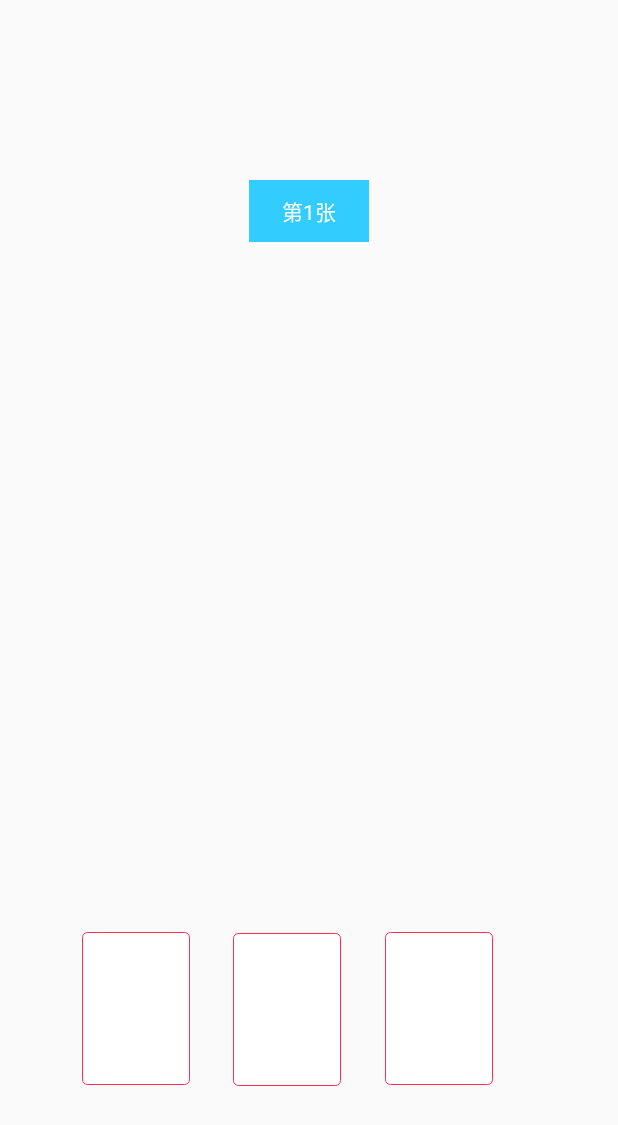
After one commit to solochen/tarot-card, an Android app: the layout layout_selection_view.xml on its own in the app's theme, with its tools: preview values and no code run, on a phone screen of 412 x 824 dp. The commit adds this screen. Shown: the top 1125 px of the screen. Run offline under Robolectric (Android 15) with nearby library versions, the phone set to English and light mode, and no system bars.

Commit message:
塔罗翻转动效

```diff
--- a/app/src/main/java/com/taluo/app/CardLocation.java
+++ b/app/src/main/java/com/taluo/app/CardXLocation.java
@@ -4,7 +4,7 @@ package com.taluo.app;
  * Created by chenshaolong on 2019/6/24.
  */
 
-public class CardLocation {
+public class CardXLocation {
     public int startX = 0;
     public int endX = 0;
 }
--- a/app/src/main/java/com/taluo/app/TarotAnimSwitchActivity.java
+++ b/app/src/main/java/com/taluo/app/TarotAnimSwitchActivity.java
@@ -11,6 +11,7 @@ import android.widget.Button;
 import android.widget.FrameLayout;
 
 import com.taluo.app.custom.AnimHelper;
+import com.taluo.app.widget.TarotSelectionView;
 
 public class TarotAnimSwitchActivity extends Activity {
 
@@ -31,6 +32,7 @@ public class TarotAnimSwitchActivity extends Activity {
     View mCardView9;
     View mCardView10;
 
+    TarotSelectionView mTarotSelectionView;
 
     @Override
     protected void onCreate(Bundle savedInstanceState) {
@@ -59,6 +61,8 @@ public class TarotAnimSwitchActivity extends Activity {
         mCardView8 = findViewById(R.id.view_card8);
         mCardView9 = findViewById(R.id.view_card9);
         mCardView10 = findViewById(R.id.view_card10);
+
+        mTarotSelectionView = findViewById(R.id.tarot_selection_view);
 
     }
 
--- a/app/src/main/java/com/taluo/app/widget/MuScrollView.java
+++ b/app/src/main/java/com/taluo/app/widget/SlideScrollView.java
@@ -9,20 +9,20 @@ import android.widget.HorizontalScrollView;
  * Created by chenshaolong on 2019/6/24.
  */
 
-public class MuScrollView extends HorizontalScrollView {
+public class SlideScrollView extends HorizontalScrollView {
 
-    private boolean isSlide = true;
+    private boolean isSlide = true;  //控制是否滚动
     OnScrollListener mListener;
 
-    public MuScrollView(Context context) {
+    public SlideScrollView(Context context) {
         super(context);
     }
 
-    public MuScrollView(Context context, AttributeSet attrs) {
+    public SlideScrollView(Context context, AttributeSet attrs) {
         super(context, attrs);
     }
 
-    public MuScrollView(Context context, AttributeSet attrs, int defStyleAttr) {
+    public SlideScrollView(Context context, AttributeSet attrs, int defStyleAttr) {
         super(context, attrs, defStyleAttr);
     }
 
@@ -30,7 +30,7 @@ public class MuScrollView extends HorizontalScrollView {
         void onScroll(int scrollX, int scrollY, int oldX, int oldY);
     }
 
-    public void setListener(OnScrollListener listener) {
+    public void setScrollChangedListener(OnScrollListener listener) {
         mListener = listener;
     }
 
--- /dev/null
+++ b/app/src/main/res/drawable/bg_conner.xml
@@ -0,0 +1,6 @@
+<?xml version="1.0" encoding="utf-8"?>
+<shape xmlns:android="http://schemas.android.com/apk/res/android">
+    <corners android:radius="3dp" />
+    <solid android:color="#FFF" />
+    <stroke android:width="0.5dp" android:color="#FF2D55" />
+</shape>
--- /dev/null
+++ b/app/src/main/res/layout/layout_selection_view.xml
@@ -0,0 +1,105 @@
+<?xml version="1.0" encoding="utf-8"?>
+<android.support.constraint.ConstraintLayout xmlns:android="http://schemas.android.com/apk/res/android"
+    xmlns:app="http://schemas.android.com/apk/res-auto"
+    xmlns:tools="http://schemas.android.com/tools"
+    android:layout_width="match_parent"
+    android:layout_height="match_parent">
+
+    <TextView
+        android:id="@+id/tv_selection"
+        android:layout_width="80dp"
+        android:layout_height="wrap_content"
+        android:background="#33ccff"
+        android:gravity="center"
+        android:padding="10dp"
+        android:text="第1张"
+        android:textColor="#FFF"
+        app:layout_constraintLeft_toLeftOf="parent"
+        app:layout_constraintRight_toRightOf="parent"
+        app:layout_constraintTop_toBottomOf="@+id/scrollView" />
+
+    <ImageView
+        android:id="@+id/first_image_border"
+        android:layout_width="72dp"
+        android:layout_height="102dp"
+        android:layout_marginRight="30dp"
+        android:background="@drawable/bg_conner"
+        app:layout_constraintBottom_toBottomOf="@+id/second_open_image"
+        app:layout_constraintRight_toLeftOf="@+id/second_open_image" />
+
+    <ImageView
+        android:id="@+id/second_image_border"
+        android:layout_width="72dp"
+        android:layout_height="102dp"
+        android:layout_marginBottom="100dp"
+        android:layout_marginRight="30dp"
+        android:background="@drawable/bg_conner"
+        app:layout_constraintBottom_toBottomOf="parent"
+        app:layout_constraintLeft_toLeftOf="parent"
+        app:layout_constraintRight_toRightOf="parent" />
+
+    <ImageView
+        android:id="@+id/third_image_border"
+        android:layout_width="72dp"
+        android:layout_height="102dp"
+        android:layout_marginLeft="30dp"
+        android:background="@drawable/bg_conner"
+        app:layout_constraintBottom_toBottomOf="@+id/second_open_image"
+        app:layout_constraintLeft_toRightOf="@+id/second_open_image" />
+
+    <ImageView
+        android:id="@+id/first_open_image"
+        android:layout_width="70dp"
+        android:layout_height="100dp"
+        android:background="#3cf"
+        android:visibility="invisible"
+        app:layout_constraintBottom_toBottomOf="@+id/first_image_border"
+        app:layout_constraintLeft_toLeftOf="@+id/first_image_border"
+        app:layout_constraintRight_toRightOf="@+id/first_image_border"
+        app:layout_constraintTop_toTopOf="@+id/first_image_border" />
+
+    <ImageView
+        android:id="@+id/second_open_image"
+        android:layout_width="70dp"
+        android:layout_height="100dp"
+        android:background="#3cf"
+        android:visibility="invisible"
+        app:layout_constraintBottom_toBottomOf="@+id/second_image_border"
+        app:layout_constraintLeft_toLeftOf="@+id/second_image_border"
+        app:layout_constraintRight_toRightOf="@+id/second_image_border"
+        app:layout_constraintTop_toTopOf="@+id/second_image_border" />
+
+
+    <ImageView
+        android:id="@+id/third_open_image"
+        android:layout_width="70dp"
+        android:layout_height="100dp"
+        android:background="#3cf"
+        android:visibility="invisible"
+        app:layout_constraintBottom_toBottomOf="@+id/third_image_border"
+        app:layout_constraintLeft_toLeftOf="@+id/third_image_border"
+        app:layout_constraintRight_toRightOf="@+id/third_image_border"
+        app:layout_constraintTop_toTopOf="@+id/third_image_border" />
+
+    <com.taluo.app.widget.SlideScrollView
+        android:id="@+id/scrollView"
+        android:layout_width="match_parent"
+        android:layout_height="120dp"
+        android:fadingEdge="none"
+        android:overScrollMode="never"
+        android:scrollbars="none"
+        app:layout_constraintTop_toTopOf="parent">
+
+        <FrameLayout
+            android:id="@+id/container"
+            android:layout_width="match_parent"
+            android:layout_height="match_parent" />
+    </com.taluo.app.widget.SlideScrollView>
+
+    <ImageView
+        android:id="@+id/iv_translate"
+        android:layout_width="70dp"
+        android:layout_height="100dp"
+        android:src="@mipmap/tarot"
+        android:visibility="gone" />
+</android.support.constraint.ConstraintLayout>
```
Also changed, not shown: app/src/main/java/com/taluo/app/widget/HoniView.java (deleted, +0 -232 lines), app/src/main/java/com/taluo/app/widget/TarotSelectionView.java (added, +269 -0 lines), app/src/main/res/animator/tarot_rotate_dismiss.xml (added, +17 -0 lines), app/src/main/res/animator/tarot_rotate_display.xml (added, +25 -0 lines), app/src/main/res/layout/activity_tarot_switch.xml (+5 -3 lines), app/src/main/res/layout/layout_honi.xml (deleted, +0 -64 lines), app/src/main/res/layout/item_card.xml (renamed from app/src/main/res/layout/item_honi.xml).
